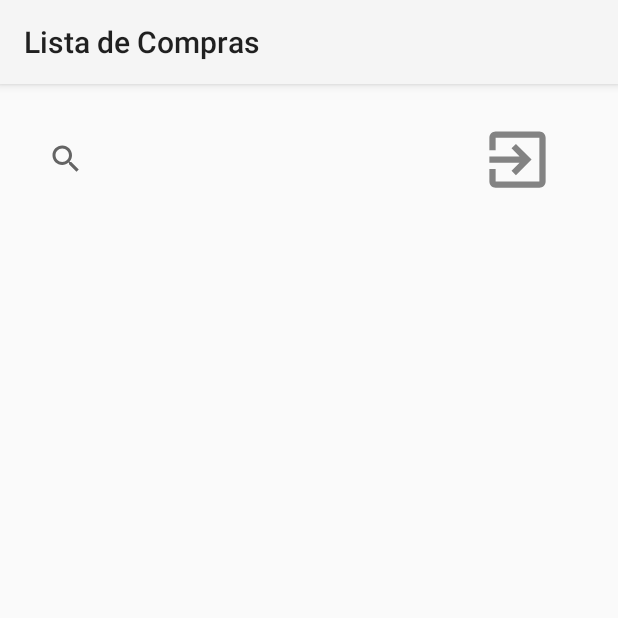
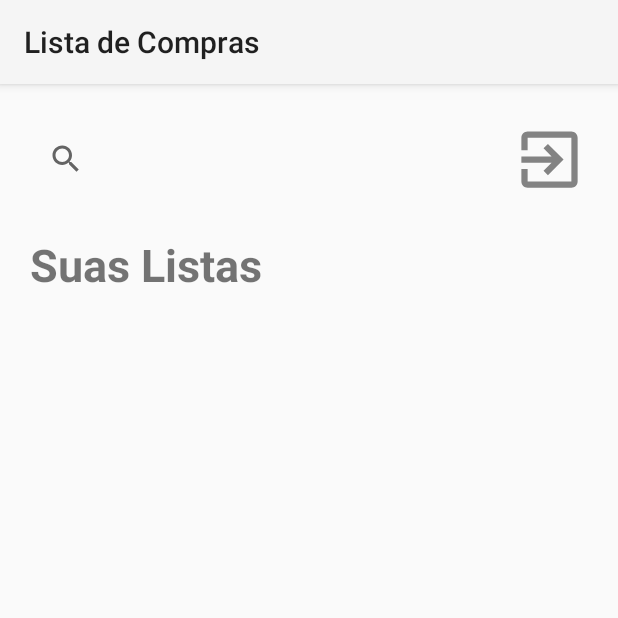
Before and after one commit to RafaelCamilloJorge/lista-compras-android-kotlin, an Android app: the ShoppingListActivity screen opened directly, with no data from a screen before it, on a phone screen of 412 x 824 dp, the top half of it. Run offline under Robolectric (Android 15) with nearby library versions, the phone set to English and light mode, and no system bars.

Commit message:
start create ShoppingListActivity

```diff
--- a/app/src/main/res/layout/activity_shopping_list.xml
+++ b/app/src/main/res/layout/activity_shopping_list.xml
@@ -1,5 +1,6 @@
 <?xml version="1.0" encoding="utf-8"?>
-<androidx.constraintlayout.widget.ConstraintLayout xmlns:android="http://schemas.android.com/apk/res/android"
+<androidx.constraintlayout.widget.ConstraintLayout
+    xmlns:android="http://schemas.android.com/apk/res/android"
     xmlns:app="http://schemas.android.com/apk/res-auto"
     xmlns:tools="http://schemas.android.com/tools"
     android:id="@+id/main"
@@ -8,22 +9,46 @@
     tools:context=".presentation.ShoppingListActivity">
 
     <SearchView
+        android:id="@+id/search_field"
         android:layout_width="300dp"
         android:layout_height="60dp"
+        android:layout_marginStart="20dp"
         android:layout_marginTop="20dp"
-        android:layout_marginLeft="20dp"
-        android:id="@+id/search_field"
-        app:layout_constraintTop_toTopOf="parent"
-        app:layout_constraintLeft_toLeftOf="parent"
-        />
+        app:layout_constraintStart_toStartOf="parent"
+        app:layout_constraintTop_toTopOf="parent" />
 
     <ImageView
+        android:id="@+id/exit_button"
         android:layout_width="50dp"
         android:layout_height="50dp"
         android:src="@drawable/ic_exit"
-            app:layout_constraintLeft_toRightOf="@+id/search_field"
+        app:layout_constraintStart_toEndOf="@+id/search_field"
         app:layout_constraintTop_toTopOf="@id/search_field"
         app:layout_constraintBottom_toBottomOf="@id/search_field"
+        app:layout_constraintEnd_toEndOf="parent"
+        app:layout_marginEnd="20dp"
         />
 
+    <TextView
+        android:id="@+id/textView"
+        android:layout_width="wrap_content"
+        android:layout_height="wrap_content"
+        android:text="Suas Listas"
+        android:textStyle="bold"
+        android:textSize="30sp"
+        app:layout_constraintTop_toBottomOf="@+id/search_field"
+        app:layout_constraintStart_toStartOf="@id/search_field"
+        app:layout_constraintBottom_toTopOf="@id/recyclerView"
+        android:layout_marginTop="20dp"/>
+
+    <androidx.recyclerview.widget.RecyclerView
+        android:id="@+id/recyclerView"
+        android:layout_width="0dp"
+        android:layout_height="0dp"
+        android:layout_marginTop="20dp"
+        app:layout_constraintBottom_toBottomOf="parent"
+        app:layout_constraintEnd_toEndOf="parent"
+        app:layout_constraintStart_toStartOf="parent"
+        app:layout_constraintTop_toBottomOf="@id/textView" />
+
 </androidx.constraintlayout.widget.ConstraintLayout>
--- /dev/null
+++ b/app/src/main/res/values/ic_launcher_background.xml
@@ -0,0 +1,4 @@
+<?xml version="1.0" encoding="utf-8"?>
+<resources>
+    <color name="ic_launcher_background">#FCF5FE</color>
+</resources>
```
Lines whose indentation alone changed are shown as unchanged.
